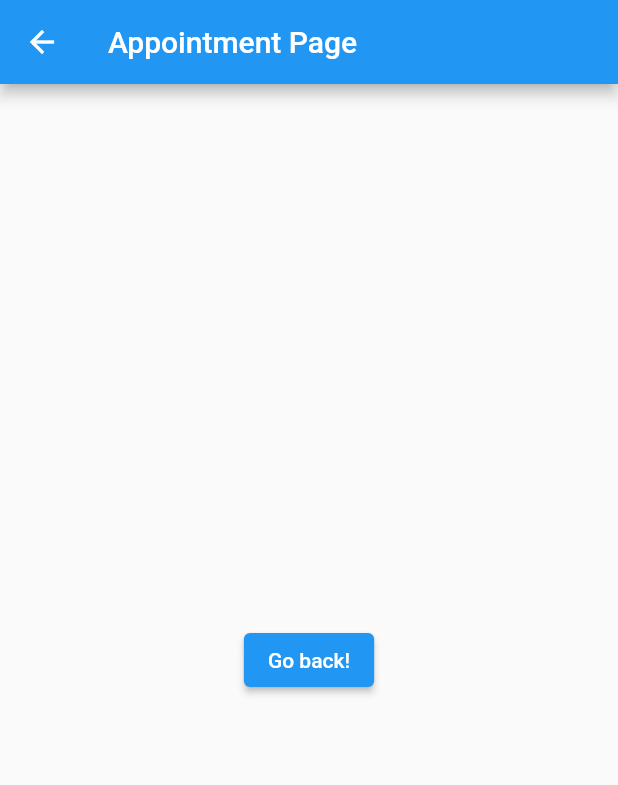
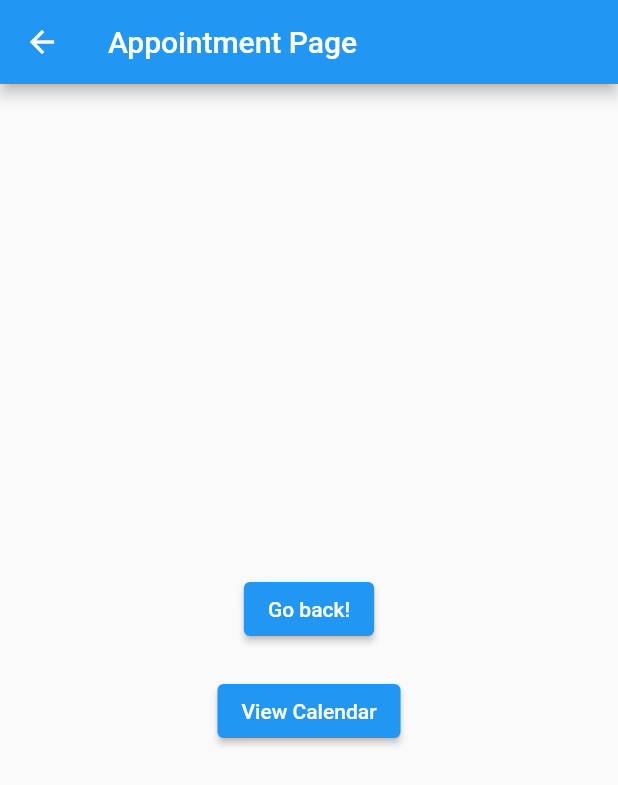
Before and after one commit to AlenkaTang1/Car-Service-App, a Flutter app: the AppointmentPage screen opened by its route, on a phone screen of 412 x 824 dp. Shown: the top 785 px of the screen. Run offline on Flutter 3.47's test engine with Material 2 defaults, Android fonts, the phone set to English and light mode, and no system bars; our stand-ins replace syncfusion_flutter_calendar.

Commit message:
updated code

```diff
--- a/lib/appointmentPage.dart
+++ b/lib/appointmentPage.dart
@@ -1,4 +1,5 @@
 import 'package:flutter/material.dart';
+//import 'package:syncfusion_flutter_calendar/calendar.dart';
 
 class AppointmentPage extends StatefulWidget {
   @override
@@ -13,11 +14,23 @@
         title: const Text('Appointment Page'),
       ),
       body: Center(
-        child: ElevatedButton(
-          onPressed: () {
-            Navigator.pushNamed(context, '/');
-          },
-          child: const Text('Go back!'),
+        child: Column(
+          mainAxisAlignment: MainAxisAlignment.center,
+          children: [
+            ElevatedButton(
+              onPressed: () {
+                Navigator.pushNamed(context, '/');
+              },
+              child: const Text('Go back!'),
+            ),
+            const SizedBox(height: 20),
+            ElevatedButton(
+              onPressed: () {
+                Navigator.pushNamed(context, '/calendar');
+              },
+              child: const Text('View Calendar'),
+            ),
+          ],
         ),
       ),
     );
--- a/lib/main.dart
+++ b/lib/main.dart
@@ -3,6 +3,7 @@
 import 'ticketPage.dart';
 import 'recallPage.dart';
 import 'contactPage.dart';
+import 'calendar.dart';
 
 void main() {
   runApp(MaterialApp(title: 'Service App', initialRoute: '/', routes: {
@@ -11,6 +12,7 @@
     '/contact': (context) => const ContactPage(),
     '/ticket': (context) => const TicketPage(),
     '/recall': (context) => const RecallPage(),
+    '/calendar': (context) => const Calendar(),
   }));
 }
 
--- a/pubspec.yaml
+++ b/pubspec.yaml
@@ -35,6 +35,7 @@
   # The following adds the Cupertino Icons font to your application.
   # Use with the CupertinoIcons class for iOS style icons.
   cupertino_icons: ^1.0.2
+  syncfusion_flutter_calendar: ^23.1.44
 
 dev_dependencies:
   table_calendar: ^3.0.9
```
Also changed, not shown: lib/calendar.dart (added, +106 -0 lines), pubspec.lock.
